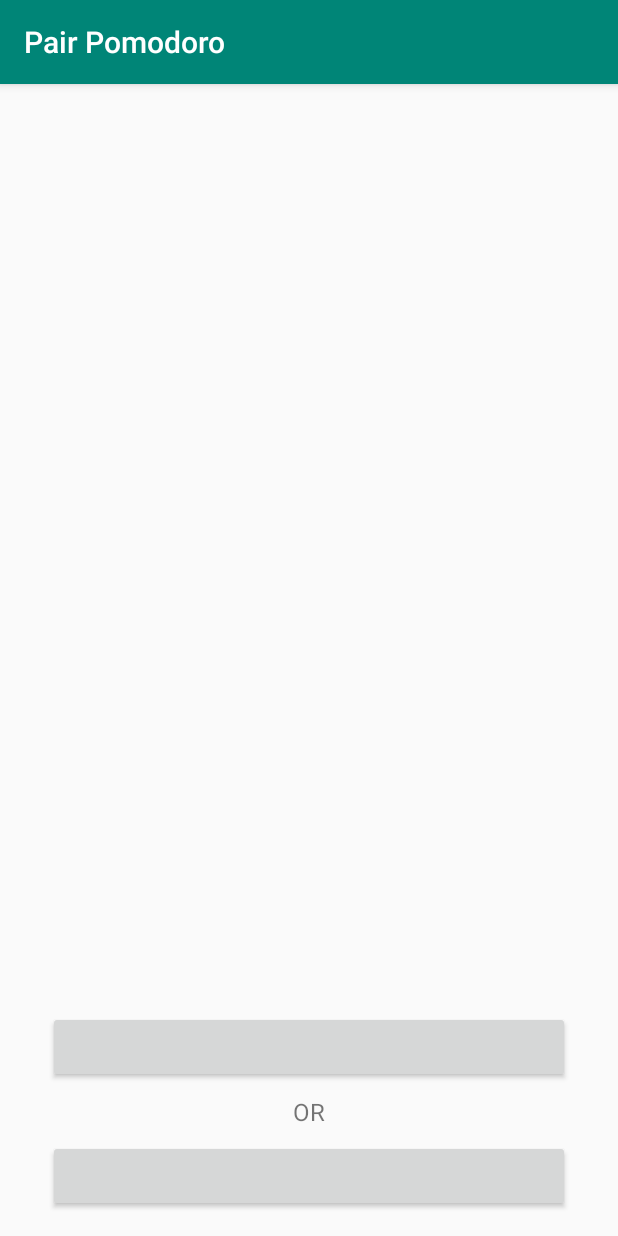
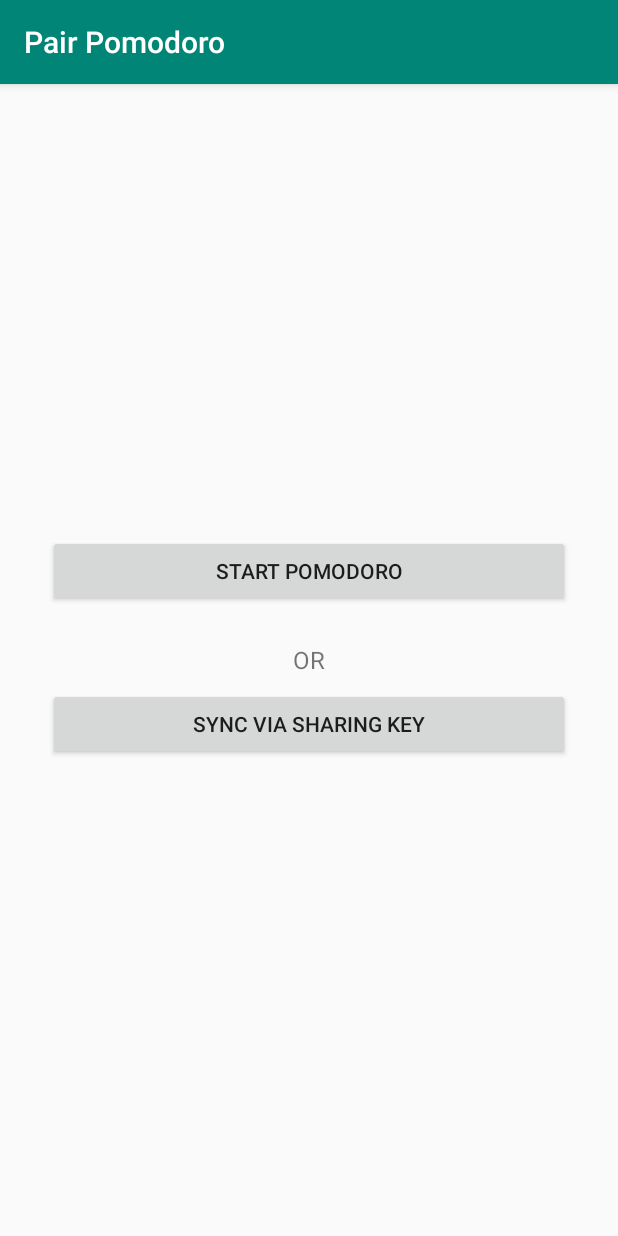
Before and after one commit to Calendar-Events-Manager/remote_pair_pomodoro, an Android app: the screen it shows after launch (MainActivity), on a phone screen of 412 x 824 dp. Run offline under Robolectric (Android 15) with nearby library versions, the phone set to English and light mode, and no system bars.

Commit message:
Sync operation working good.

```diff
--- a/app/build.gradle
+++ b/app/build.gradle
@@ -37,4 +37,5 @@
     testImplementation 'junit:junit:4.12'
     androidTestImplementation 'androidx.test.ext:junit:1.1.1'
     androidTestImplementation 'androidx.test.espresso:espresso-core:3.2.0'
+    implementation 'androidx.lifecycle:lifecycle-extensions:2.2.0'
 }
--- a/app/src/main/java/com/mymeetings/pairpomodoro/view/Utils.kt
+++ b/app/src/main/java/com/mymeetings/pairpomodoro/Utils.kt
@@ -1,4 +1,4 @@
-package com.mymeetings.pairpomodoro.view
+package com.mymeetings.pairpomodoro
 
 import java.util.*
 import java.util.concurrent.TimeUnit
--- /dev/null
+++ b/app/src/main/java/com/mymeetings/pairpomodoro/model/PomodoroMode.kt
@@ -0,0 +1,6 @@
+package com.mymeetings.pairpomodoro.model
+
+enum class PomodoroMode {
+    CREATED,
+    SYNCED
+}
--- a/app/src/main/java/com/mymeetings/pairpomodoro/model/timer/TimerUpdater.kt
+++ b/app/src/main/java/com/mymeetings/pairpomodoro/model/timer/TimerUpdater.kt
@@ -1,8 +1,8 @@
 package com.mymeetings.pairpomodoro.model.timer
 
-import com.mymeetings.pairpomodoro.model.PomoState
+import com.mymeetings.pairpomodoro.model.PomodoroStatus
 
 interface TimerUpdater {
 
-    fun update(pomoState: PomoState, balanceTime : Long, shortBreaksLeft : Int)
+    fun update(pomodoroStatus: PomodoroStatus)
 }
--- a/app/src/main/java/com/mymeetings/pairpomodoro/model/TimerAlarm.kt
+++ b/app/src/main/java/com/mymeetings/pairpomodoro/model/timerAlarm/TimerAlarm.kt
@@ -1,4 +1,4 @@
-package com.mymeetings.pairpomodoro.model
+package com.mymeetings.pairpomodoro.model.timerAlarm
 
 interface TimerAlarm {
 
--- a/app/src/main/java/com/mymeetings/pairpomodoro/view/MainActivity.kt
+++ b/app/src/main/java/com/mymeetings/pairpomodoro/view/MainActivity.kt
@@ -1,13 +1,124 @@
 package com.mymeetings.pairpomodoro.view
 
+import android.os.Bundle
+import android.view.View
 import androidx.appcompat.app.AppCompatActivity
-import android.os.Bundle
+import androidx.lifecycle.Observer
+import androidx.lifecycle.ViewModelProvider
 import com.mymeetings.pairpomodoro.R
+import com.mymeetings.pairpomodoro.Utils
+import com.mymeetings.pairpomodoro.model.PomoState
+import com.mymeetings.pairpomodoro.model.PomodoroMode
+import com.mymeetings.pairpomodoro.model.PomodoroStatus
+import com.mymeetings.pairpomodoro.viewmodel.PomodoroViewModel
+import kotlinx.android.synthetic.main.activity_main.*
 
 class MainActivity : AppCompatActivity() {
+
+    private lateinit var pomodoroViewModel: PomodoroViewModel
 
     override fun onCreate(savedInstanceState: Bundle?) {
         super.onCreate(savedInstanceState)
         setContentView(R.layout.activity_main)
+
+        pomodoroViewModel = ViewModelProvider(this).get(PomodoroViewModel::class.java)
+
+        showSelectionView()
+        pomodoroViewModel.pomodoroStatusLiveData.observe(this, Observer {
+            if (it != null) {
+                showTimerView(it)
+            } else {
+                showSelectionView()
+            }
+        })
+
+        pauseButton.setOnClickListener {
+            pomodoroViewModel.pause()
+        }
+
+        startButton.setOnClickListener {
+            pomodoroViewModel.start()
+        }
+
+        resetButton.setOnClickListener {
+            pomodoroViewModel.reset()
+        }
+
+        createButton.setOnClickListener {
+            pomodoroViewModel.createOwnPomodoro()
+        }
+
+        syncButton.setOnClickListener {
+            ViewUtils.buildInputDialog(this) {
+                pomodoroViewModel.syncPomodoro(it)
+            }
+        }
+
+        //TODO start service too.
+    }
+
+    private fun showTimerView(pomodoroStatus: PomodoroStatus) {
+
+        timerLayout.visible()
+        selectionLayout.gone()
+
+        countDownView.text = Utils.getDurationBreakdown(pomodoroStatus.balanceTime)
+
+        if (pomodoroStatus.pause) {
+            startButton.visible()
+            pauseResetLayout.gone()
+        } else {
+            startButton.gone()
+            pauseResetLayout.visible()
+        }
+
+        if (pomodoroViewModel.pomodoroMode == PomodoroMode.CREATED) {
+            startButton.enable()
+            pauseButton.enable()
+            resetButton.enable()
+        } else {
+            startButton.disable()
+            pauseButton.disable()
+            resetButton.disable()
+        }
+
+        sharingKeyText.text = pomodoroViewModel.sharingKey
+
+        val mode = when (pomodoroStatus.pomoState) {
+            PomoState.Focus -> {
+                "Focus"
+            }
+            PomoState.LongBreak -> {
+                "Long Break"
+            }
+            PomoState.ShortBreak -> {
+                "Short Break"
+            }
+            PomoState.Default -> {
+                "Focus"
+            }
+        }
+        modeText.text = mode
+    }
+
+    private fun showSelectionView() {
+        selectionLayout.visible()
+        timerLayout.gone()
     }
 }
+
+private fun View.gone() {
+    visibility = View.GONE
+}
+
+private fun View.enable() {
+    isEnabled = true
+}
+
+private fun View.disable() {
+    isEnabled = false
+}
+
+private fun View.visible() {
+    visibility = View.VISIBLE
+}
--- a/app/src/main/res/layout/activity_main.xml
+++ b/app/src/main/res/layout/activity_main.xml
@@ -1,13 +1,18 @@
 <?xml version="1.0" encoding="utf-8"?>
-<LinearLayout xmlns:android="http://schemas.android.com/apk/res/android"
+<FrameLayout xmlns:android="http://schemas.android.com/apk/res/android"
     xmlns:tools="http://schemas.android.com/tools"
     android:layout_width="match_parent"
     android:layout_height="match_parent"
     android:layout_gravity="center"
     android:gravity="center"
-    android:orientation="vertical"
     tools:context=".view.MainActivity">
 
+    <LinearLayout
+        android:id="@+id/timerLayout"
+        android:layout_width="match_parent"
+        android:layout_height="match_parent"
+        android:orientation="vertical"
+        tools:visibility="visible">
 
         <View
             android:layout_width="0dp"
@@ -19,9 +24,9 @@
             android:layout_width="wrap_content"
             android:layout_height="wrap_content"
             android:layout_gravity="center"
+            android:layout_margin="16dp"
             android:gravity="center"
             android:textSize="42sp"
-        android:layout_margin="16dp"
             tools:text="20:05" />
 
         <TextView
@@ -38,20 +43,86 @@
             android:layout_height="0dp"
             android:layout_weight="1" />
 
+        <FrameLayout
+            android:layout_width="match_parent"
+            android:layout_height="wrap_content">
+
+
             <Button
                 android:id="@+id/startButton"
                 android:layout_width="match_parent"
                 android:layout_height="wrap_content"
+                android:layout_margin="32dp"
+                android:text="@string/start"
+                tools:text="START"
+                tools:visibility="gone" />
+
+            <LinearLayout
+                android:id="@+id/pauseResetLayout"
+                android:layout_width="match_parent"
+                android:layout_height="wrap_content"
+                android:layout_margin="32dp"
+                android:orientation="horizontal">
+
+                <Button
+                    android:id="@+id/pauseButton"
+                    android:layout_width="0dp"
+                    android:layout_height="wrap_content"
+                    android:layout_weight="1"
+                    android:text="@string/pause"
+                    tools:text="PAUSE" />
+
+                <Button
+                    android:id="@+id/resetButton"
+                    android:layout_width="0dp"
+                    android:layout_height="wrap_content"
+                    android:layout_weight="1"
+                    android:text="@string/reset"
+                    tools:text="RESET" />
+
+
+            </LinearLayout>
+
+
+        </FrameLayout>
+
+
+        <TextView
+            android:id="@+id/sharingKeyText"
+            android:layout_width="match_parent"
+            android:layout_height="wrap_content"
+            android:layout_gravity="center"
+            android:layout_margin="32dp"
+            android:gravity="center"
+            android:textSize="20sp"
+            tools:text="ABCDEFG" />
+
+    </LinearLayout>
+
+    <LinearLayout
+        android:id="@+id/selectionLayout"
+        android:layout_width="match_parent"
+        android:layout_height="match_parent"
+        android:layout_gravity="center"
+        android:gravity="center"
+        android:orientation="vertical"
+        tools:visibility="gone">
+
+        <Button
+            android:id="@+id/createButton"
+            android:layout_width="match_parent"
+            android:layout_height="wrap_content"
             android:layout_marginStart="32dp"
             android:layout_marginEnd="32dp"
-        android:layout_marginTop="16dp"
-        tools:text="START" />
+            android:layout_marginBottom="16dp"
+            android:text="@string/start_pomodoro"
+            tools:text="Start Pomodoro" />
 
         <TextView
             android:layout_width="wrap_content"
             android:layout_height="wrap_content"
-        android:text="OR"
             android:layout_margin="8dp"
+            android:text="@string/or"
             android:textSize="16sp" />
 
         <Button
@@ -61,7 +132,9 @@
             android:layout_marginStart="32dp"
             android:layout_marginEnd="32dp"
             android:layout_marginBottom="16dp"
-        tools:text="Sync with pair" />
-
+            android:text="@string/sync_via_sharing_key"
+            tools:text="Sync via Share key" />
 
     </LinearLayout>
+
+</FrameLayout>
--- a/app/src/main/res/values/strings.xml
+++ b/app/src/main/res/values/strings.xml
@@ -1,3 +1,11 @@
 <resources>
     <string name="app_name">Pair Pomodoro</string>
+    <string name="start">START</string>
+    <string name="pause">PAUSE</string>
+    <string name="reset">RESET</string>
+    <string name="start_pomodoro">Start Pomodoro</string>
+    <string name="or">OR</string>
+    <string name="sync_via_sharing_key">Sync via Sharing Key</string>
+    <string name="ok">OK</string>
+    <string name="cancel">Cancel</string>
 </resources>
```
Also changed, not shown: app/src/main/java/com/mymeetings/pairpomodoro/FirebaseUtils.kt (added, +20 -0 lines), app/src/main/java/com/mymeetings/pairpomodoro/model/PomoState.kt (+5 -6 lines), app/src/main/java/com/mymeetings/pairpomodoro/model/PomodoroStatus.kt (added, +10 -0 lines), app/src/main/java/com/mymeetings/pairpomodoro/model/SingletonPomodoro.kt (added, +55 -0 lines), app/src/main/java/com/mymeetings/pairpomodoro/model/pomodoroManager/PomodoroManager.kt (added, +46 -0 lines), app/src/main/java/com/mymeetings/pairpomodoro/model/pomodoroManager/SharePomodoroManager.kt (added, +52 -0 lines), app/src/main/java/com/mymeetings/pairpomodoro/model/pomodoroManager/SyncPomodoroManager.kt (added, +42 -0 lines), app/src/main/java/com/mymeetings/pairpomodoro/model/timer/PomodoroTimer.kt (+25 -20 lines), app/src/main/java/com/mymeetings/pairpomodoro/model/timerAlarm/AndroidTimerAlarm.kt (added, +16 -0 lines), app/src/main/java/com/mymeetings/pairpomodoro/model/timerPreference/DefaultTimerPreference.kt (+8 -1 lines), app/src/main/java/com/mymeetings/pairpomodoro/view/ViewUtils.kt (added, +34 -0 lines), app/src/main/java/com/mymeetings/pairpomodoro/viewmodel/PomodoroViewModel.kt (added, +31 -0 lines). Lines whose indentation alone changed are shown as unchanged.
